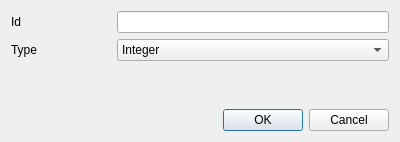
Before: the Qt Designer form dpss/src/qvgeapp/src/CNewAttributeDialog.ui in ArsMasiuk/DPSE, drawn with Qt 5.
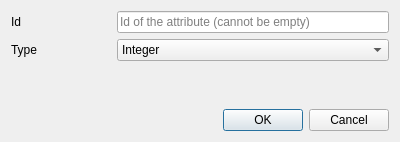
After: the same form once the commit is applied.

```diff
--- a/dpss/src/qvgeapp/src/CNewAttributeDialog.ui
+++ b/dpss/src/qvgeapp/src/CNewAttributeDialog.ui
@@ -30,7 +30,11 @@
       </widget>
      </item>
      <item row="0" column="1">
-      <widget class="QLineEdit" name="Id"/>
+      <widget class="QLineEdit" name="Id">
+       <property name="placeholderText">
+        <string>Id of the attribute (cannot be empty)</string>
+       </property>
+      </widget>
      </item>
      <item row="1" column="0">
       <widget class="QLabel" name="label_2">
```
Left out of the diff: 6 changed lines with no effect on the pictures.
